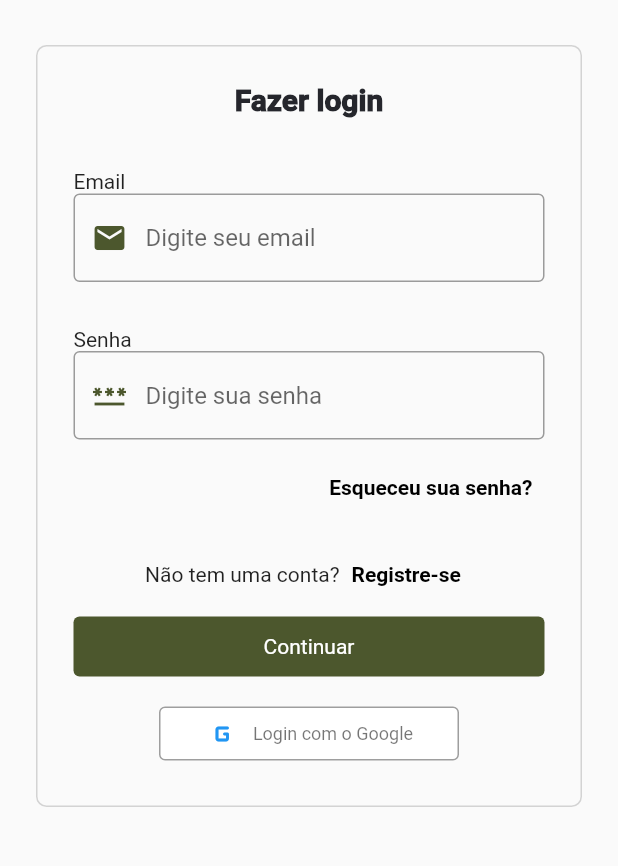
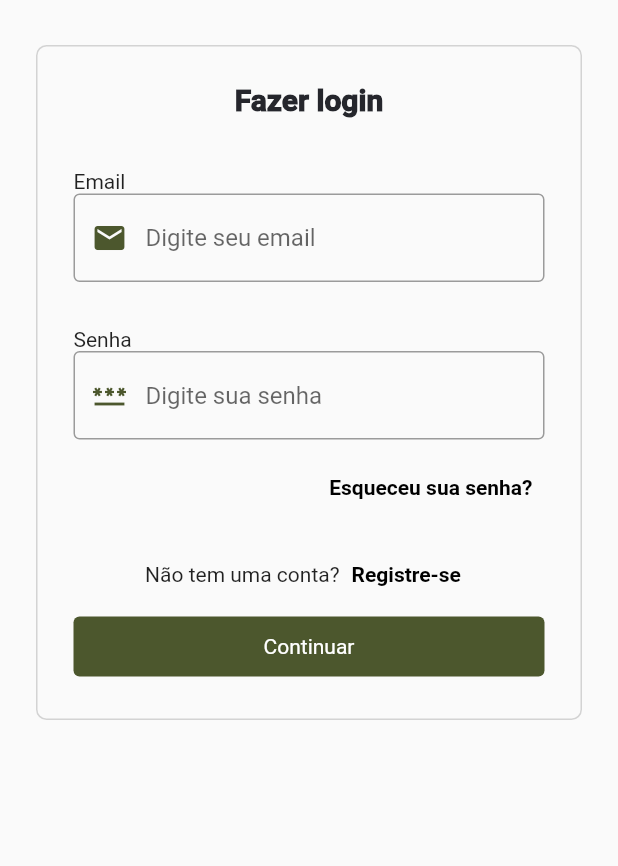
Before and after one commit to valentinaslacerda/explore, a Flutter app: the Login screen opened by its route, on a phone screen of 412 x 824 dp, the part 186-1052 px from its top. Run offline on Flutter 3.47's test engine with Material 2 defaults, Android fonts, the phone set to English and light mode, and no system bars; our stand-ins replace firebase_auth, firebase_core, geolocator, get, google_maps_flutter, image_picker and 3 more; missing offline and left inert: validatorless; accounts and stored records are empty.

```diff
--- a/lib/main.dart
+++ b/lib/main.dart
@@ -3,7 +3,6 @@ import 'package:explore/view/pages/access.dart';
 import 'package:explore/view/pages/home.dart';
 import 'package:explore/view/pages/login.dart';
 import 'package:explore/view/pages/register.dart';
-import 'package:explore/view/pages/view_home.dart';
 import 'package:explore/view/pages/view_place.dart';
 import 'package:firebase_core/firebase_core.dart';
 import 'package:flutter/material.dart';
@@ -43,8 +42,9 @@ class MyApp extends StatelessWidget {
             },);
 
           }
+          return null;
         },
-        initialRoute: '/home',
+        initialRoute: '/login',
         theme: ThemeData(
           fontFamily: 'Roboto',
         ),
--- a/lib/view/pages/home.dart
+++ b/lib/view/pages/home.dart
@@ -42,7 +42,7 @@ class _HomeState extends State<Home> {
                   "Explore & Compartilhe",
                   style: TextStyle(
                       color: Colors.white,
-                      fontSize: 42,
+                      fontSize: 44,
                       fontWeight: FontWeight.bold),
                 ),
               ),
--- a/lib/view/pages/login.dart
+++ b/lib/view/pages/login.dart
@@ -1,5 +1,5 @@
 import 'package:explore/view/colors.dart';
-import 'package:explore/view/pages/view_home.dart';
+import 'package:explore/view/pages/home.dart';
 import 'package:firebase_auth/firebase_auth.dart';
 import 'package:flutter/material.dart';
 import 'package:validatorless/validatorless.dart';
@@ -94,7 +94,8 @@ class Login extends StatelessWidget {
                                   color: Colors.black,
                                   fontWeight: FontWeight.w800),
                             ),
-                          )),
+                          )
+                      ),
                       const SizedBox(height: 10),
                       Row(
                         mainAxisAlignment: MainAxisAlignment.center,
@@ -115,7 +116,7 @@ class Login extends StatelessWidget {
                           )
                         ],
                       ),
-                      //SizedBox(height: 10),
+
                       TextButton(
                         onPressed: () {
                           FirebaseAuth.instance
@@ -126,13 +127,14 @@ class Login extends StatelessWidget {
                             Navigator.push(
                                 context,
                                 MaterialPageRoute(
-                                    builder: (context) => ViewHome()));
+                                    builder: (context) => Home()));
                           });
                         },
                         style: TextButton.styleFrom(
                             //padding: EdgeInsets.symmetric(horizontal: 80),
-                            backgroundColor: green,
-                            minimumSize: const Size(double.infinity, 40)),
+                          backgroundColor: green,
+                          minimumSize: const Size(double.infinity, 40)
+                        ),
                         child: const Text(
                           'Continuar',
                           style: TextStyle(
@@ -141,34 +143,7 @@ class Login extends StatelessWidget {
                         ),
                       ),
 
-                      const SizedBox(height: 10),
 
-                      ElevatedButton(
-                          style: ElevatedButton.styleFrom(
-                            backgroundColor: Colors.white,
-                            elevation: 0,
-                            side: const BorderSide(color: Colors.grey),
-                            maximumSize: const Size(200, 40),
-                          ),
-                          onPressed: () {
-                            //LOGIN COM O GOOGLE
-                            //FAZER SO COM O FIREBASE
-                          },
-                          child: const Row(
-                            mainAxisAlignment: MainAxisAlignment.center,
-                            children: [
-                              Icon(
-                                Icons.g_mobiledata_rounded,
-                                color: Colors.blue,
-                              ), //MUDAR
-                              SizedBox(width: 8),
-                              Text(
-                                'Login com o Google',
-                                style: TextStyle(
-                                    color: Colors.black54, fontSize: 12),
-                              )
-                            ],
-                          ))
                     ],
                   ),
                 )
--- a/lib/view/pages/view_map.dart
+++ b/lib/view/pages/view_map.dart
@@ -16,7 +16,7 @@ class ViewMap extends StatefulWidget {
 class _ViewMapState extends State<ViewMap> {
   bool? isReadonly = false;
   Localization? initialLocation = Localization(
-      latitude: 37.419857, longitude: -122.078827, address: 'nenhum');
+      latitude: -5.2067022, longitude: -37.3237845, address: 'nenhum');
 
   LatLng? pickedPosition;
 
@@ -40,6 +40,7 @@ class _ViewMapState extends State<ViewMap> {
     else{
       Future.error('erro');
     }
+    return null;
   }
 
 
--- a/lib/view/widgets/image_input.dart
+++ b/lib/view/widgets/image_input.dart
@@ -66,7 +66,7 @@ class _ImageInputState extends State<ImageInput> {
               children: [
                 Icon(
                   Icons.camera_alt_rounded,
-                  color: gray,
+                  color: green,
                 ),
                 SizedBox(
                   width: 6,
```
Also changed, not shown: lib/view/pages/register.dart (+2 -40 lines), lib/view/pages/view_place.dart (+22 -16 lines), lib/view/widgets/location_input.dart (+10 -39 lines).
